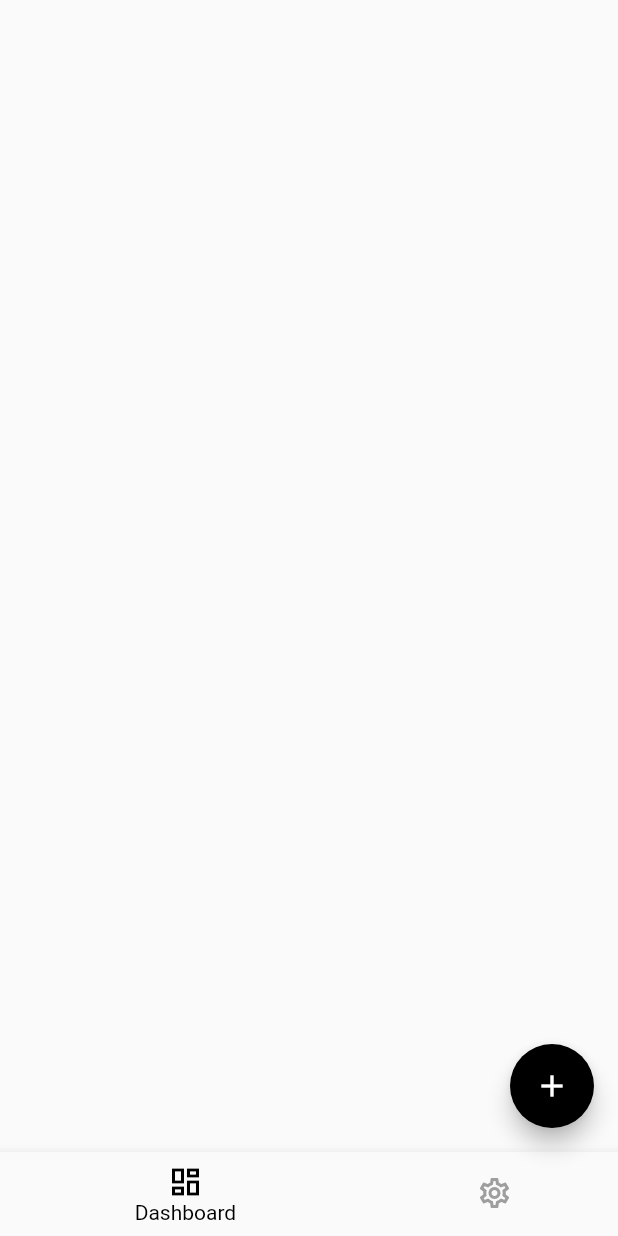
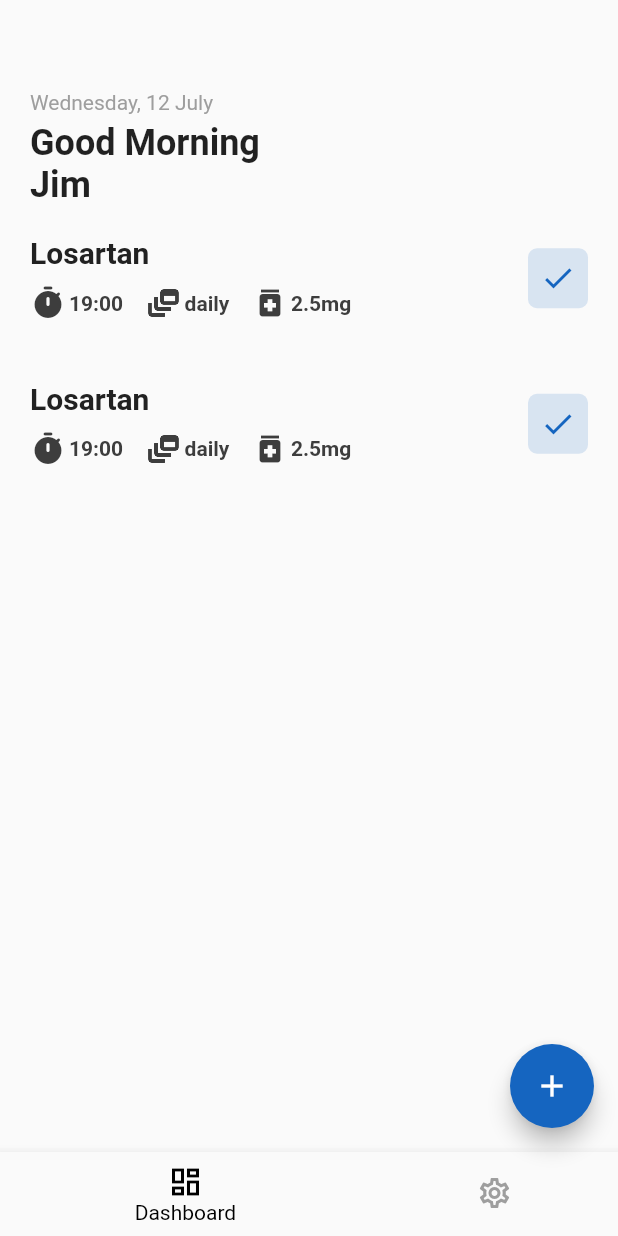
Before and after one commit to tyirenkyi/angiovio, a Flutter app: the Home screen opened by its route, on a phone screen of 412 x 824 dp. Run offline on Flutter 3.47's test engine with Material 2 defaults, Android fonts, the phone set to English and light mode, and no system bars.

Commit message:
Drug List Item UI

```diff
--- a/lib/views/Dashboard.dart
+++ b/lib/views/Dashboard.dart
@@ -1,3 +1,4 @@
+import 'package:angiovio/widgets/DrugItem.dart';
 import 'package:flutter/material.dart';
 
 class Dashboard extends StatefulWidget {
@@ -9,10 +10,37 @@ class _DashboardState extends State<Dashboard> {
   @override
   Widget build(BuildContext context) {
     return SingleChildScrollView(
-      child: Column(
-        children: [
-
-        ],
+      child: Container(
+        padding: EdgeInsets.only(top: 60, left: 20, right: 20),
+        child: Column(
+          crossAxisAlignment: CrossAxisAlignment.start,
+          mainAxisAlignment: MainAxisAlignment.start,
+          children: [
+            Text(
+              'Wednesday, 12 July',
+              style: TextStyle(
+                color: Colors.grey
+              ),
+            ),
+            Padding(padding: EdgeInsets.only(bottom: 5),),
+            Text(
+              'Good Morning',
+              style: TextStyle(
+                fontSize: 24,
+                fontWeight: FontWeight.bold
+              ),
+            ),
+            Text(
+              'Jim',
+              style: TextStyle(
+                fontSize: 24,
+                fontWeight: FontWeight.bold
+              ),
+            ),
+            DrugItem(),
+            DrugItem(),
+          ],
+        ),
       ),
     );
   }
--- a/lib/views/Home.dart
+++ b/lib/views/Home.dart
@@ -1,3 +1,4 @@
+import 'package:angiovio/views/Settings.dart';
 import 'package:flutter/material.dart';
 
 import 'Dashboard.dart';
@@ -13,10 +14,13 @@ class _HomeState extends State<Home> {
   int routeIndex = 0;
   List<Widget> _routes = [
     Dashboard(),
+    Settings(),
   ];
 
   void _onTabItemTapped(int index) {
-    routeIndex = index;
+    setState(() {
+      routeIndex = index;
+    });
   }
 
   @override
@@ -51,6 +55,7 @@ class _HomeState extends State<Home> {
         floatingActionButton: FloatingActionButton(
           child: Icon(Icons.add),
           onPressed: () {},
+          backgroundColor: Color.fromRGBO(21, 101, 192, 1),
         ),
       ),
     );
--- /dev/null
+++ b/lib/views/Settings.dart
@@ -0,0 +1,8 @@
+import 'package:flutter/material.dart';
+
+class Settings extends StatelessWidget {
+  @override
+  Widget build(BuildContext context) {
+    return Container();
+  }
+}
--- /dev/null
+++ b/lib/widgets/DrugItem.dart
@@ -0,0 +1,84 @@
+import 'package:flutter/material.dart';
+
+class DrugItem extends StatelessWidget {
+  @override
+  Widget build(BuildContext context) {
+    return Container(
+      padding: EdgeInsets.symmetric(horizontal: 0, vertical: 20),
+      child: Row(
+        crossAxisAlignment: CrossAxisAlignment.center,
+        mainAxisAlignment: MainAxisAlignment.spaceBetween,
+        children: [
+          Column(
+            crossAxisAlignment: CrossAxisAlignment.start,
+            children: [
+              Padding(
+                padding: const EdgeInsets.only(bottom: 10),
+                child: Text(
+                  'Losartan',
+                  style: TextStyle(
+                    color: Color.fromRGBO(33, 33, 33, 1),
+                    fontWeight: FontWeight.w700,
+                    fontSize: 20,
+                  ),
+                ),
+              ),
+              Row(
+                crossAxisAlignment: CrossAxisAlignment.center,
+                children: [
+                  Padding(
+                    padding: const EdgeInsets.only(right: 2),
+                    child: Icon(Icons.timer_rounded, color: Color.fromRGBO(61, 61, 61, 1)),
+                  ),
+                  Padding(
+                    padding: const EdgeInsets.only(right: 15),
+                    child: Text(
+                      '19:00',
+                      style: TextStyle(
+                        fontWeight: FontWeight.w700,
+                        color: Color.fromRGBO(61, 61, 61, 1)
+                      ),
+                    ),
+                  ),  //next dosage
+                  Padding(
+                    padding: const EdgeInsets.only(right: 2),
+                    child: Icon(Icons.dynamic_feed, color: Color.fromRGBO(61, 61, 61, 1)),
+                  ),
+                  Padding(
+                    padding: const EdgeInsets.only(right: 15),
+                    child: Text(
+                      'daily',
+                      style: TextStyle(
+                        fontWeight: FontWeight.w700,
+                        color: Color.fromRGBO(61, 61, 61, 1)
+                      ),
+                    ),
+                  ), //dosage interval
+                  Padding(
+                    padding: const EdgeInsets.only(right: 2),
+                    child: Icon(Icons.medication, color: Color.fromRGBO(61, 61, 61, 1)),
+                  ),
+                  Text(
+                    '2.5mg',
+                    style: TextStyle(
+                      fontWeight: FontWeight.w700,
+                      color: Color.fromRGBO(61, 61, 61, 1)
+                    ),
+                  )
+                ],
+              )
+            ],
+          ),
+          Container(
+            padding: EdgeInsets.all(8),
+            decoration: BoxDecoration(
+              borderRadius: BorderRadius.all(Radius.circular(6)),
+              color: Color.fromRGBO(21, 101, 192, 0.15)
+            ),
+            child: Icon(Icons.done, color: Color.fromRGBO(21, 101, 192, 1)),
+          )
+        ],
+      ),
+    );
+  }
+}
--- a/lib/widgets/LoginForm.dart
+++ b/lib/widgets/LoginForm.dart
@@ -1,6 +1,8 @@
 import 'package:flutter/material.dart';
 
-import 'package:angiovio/views/SignUp.dart';
+import '../views/SignUp.dart';
+import '../views/Home.dart';
+
 
 class LoginForm extends StatefulWidget {
   @override
@@ -19,7 +21,9 @@ class _LoginFormState extends State<LoginForm> {
 
   void _saveForm() {}
 
-  void handleSignIn() {}
+  void handleSignIn() {
+    Navigator.pushReplacementNamed(context, Home.routeName);
+  }
 
   @override
   void dispose() {
--- a/lib/widgets/SignUpForm.dart
+++ b/lib/widgets/SignUpForm.dart
@@ -1,4 +1,6 @@
 import 'package:flutter/material.dart';
+
+import '../views/Home.dart';
 
 class SignUpForm extends StatefulWidget {
   @override
@@ -35,7 +37,9 @@ class _SignUpFormState extends State<SignUpForm> {
 
   _saveForm() async {}
 
-  handleSignUp() async{}
+  handleSignUp() async{
+    Navigator.pushReplacementNamed(context, Home.routeName);
+  }
 
   @override
   Widget build(BuildContext context) {
@@ -306,7 +310,7 @@ class _SignUpFormState extends State<SignUpForm> {
                         'Sign Up',
                         style: TextStyle(fontSize: 18),
                       ),
-                      onPressed: () {},
+                      onPressed: handleSignUp,
                       style: ButtonStyle(
                           minimumSize: MaterialStateProperty.all(Size(400, 45))
                       ),
```
